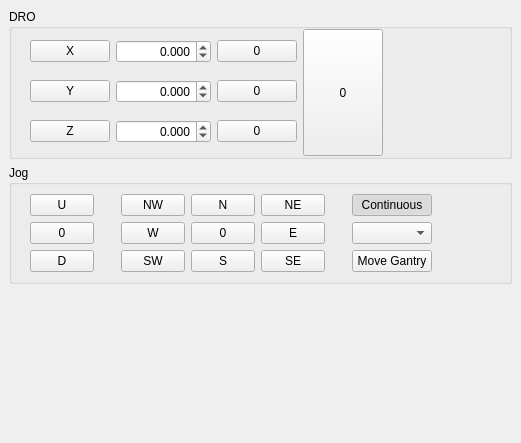
The window that Resources/jog.ui (mlampert/Machinekit-Workbench) describes before a commit, drawn with Qt 5.
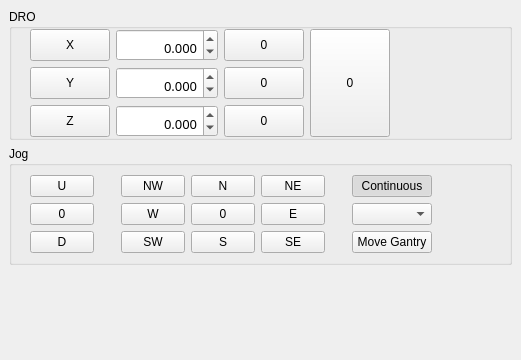
The same window after the commit.

```diff
--- a/Resources/jog.ui
+++ b/Resources/jog.ui
@@ -7,7 +7,7 @@
     <x>0</x>
     <y>0</y>
     <width>521</width>
-    <height>443</height>
+    <height>360</height>
    </rect>
   </property>
   <property name="windowTitle">
@@ -31,7 +31,7 @@
     <item row="0" column="0">
      <widget class="QGroupBox" name="dro">
       <property name="sizePolicy">
-       <sizepolicy hsizetype="Minimum" vsizetype="Minimum">
+       <sizepolicy hsizetype="Minimum" vsizetype="Fixed">
         <horstretch>0</horstretch>
         <verstretch>0</verstretch>
        </sizepolicy>
@@ -67,7 +67,7 @@
           <item row="0" column="0">
            <widget class="QPushButton" name="setX">
             <property name="sizePolicy">
-             <sizepolicy hsizetype="Fixed" vsizetype="Fixed">
+             <sizepolicy hsizetype="Fixed" vsizetype="Expanding">
               <horstretch>0</horstretch>
               <verstretch>0</verstretch>
              </sizepolicy>
@@ -86,7 +86,8 @@
            <widget class="QDoubleSpinBox" name="posX">
             <property name="font">
              <font>
-              <pointsize>9</pointsize>
+              <family>Noto Sans Mongolian</family>
+              <pointsize>10</pointsize>
              </font>
             </property>
             <property name="alignment">
@@ -106,7 +107,7 @@
           <item row="0" column="2">
            <widget class="QPushButton" name="setX0">
             <property name="sizePolicy">
-             <sizepolicy hsizetype="Preferred" vsizetype="Fixed">
+             <sizepolicy hsizetype="Preferred" vsizetype="Expanding">
               <horstretch>0</horstretch>
               <verstretch>0</verstretch>
              </sizepolicy>
@@ -124,7 +125,7 @@
           <item row="1" column="0">
            <widget class="QPushButton" name="setY">
             <property name="sizePolicy">
-             <sizepolicy hsizetype="Fixed" vsizetype="Fixed">
+             <sizepolicy hsizetype="Fixed" vsizetype="Expanding">
               <horstretch>0</horstretch>
               <verstretch>0</verstretch>
              </sizepolicy>
@@ -143,7 +144,8 @@
            <widget class="QDoubleSpinBox" name="posY">
             <property name="font">
              <font>
-              <pointsize>9</pointsize>
+              <family>Noto Sans Mongolian</family>
+              <pointsize>10</pointsize>
              </font>
             </property>
             <property name="alignment">
@@ -163,7 +165,7 @@
           <item row="1" column="2">
            <widget class="QPushButton" name="setY0">
             <property name="sizePolicy">
-             <sizepolicy hsizetype="Preferred" vsizetype="Fixed">
+             <sizepolicy hsizetype="Preferred" vsizetype="Expanding">
               <horstretch>0</horstretch>
               <verstretch>0</verstretch>
              </sizepolicy>
@@ -181,7 +183,7 @@
           <item row="2" column="0">
            <widget class="QPushButton" name="setZ">
             <property name="sizePolicy">
-             <sizepolicy hsizetype="Fixed" vsizetype="Fixed">
+             <sizepolicy hsizetype="Fixed" vsizetype="Expanding">
               <horstretch>0</horstretch>
               <verstretch>0</verstretch>
              </sizepolicy>
@@ -200,7 +202,8 @@
            <widget class="QDoubleSpinBox" name="posZ">
             <property name="font">
              <font>
-              <pointsize>9</pointsize>
+              <family>Noto Sans Mongolian</family>
+              <pointsize>10</pointsize>
              </font>
             </property>
             <property name="alignment">
@@ -220,7 +223,7 @@
           <item row="2" column="2">
            <widget class="QPushButton" name="setZ0">
             <property name="sizePolicy">
-             <sizepolicy hsizetype="Preferred" vsizetype="Fixed">
+             <sizepolicy hsizetype="Preferred" vsizetype="Expanding">
               <horstretch>0</horstretch>
               <verstretch>0</verstretch>
              </sizepolicy>
```
